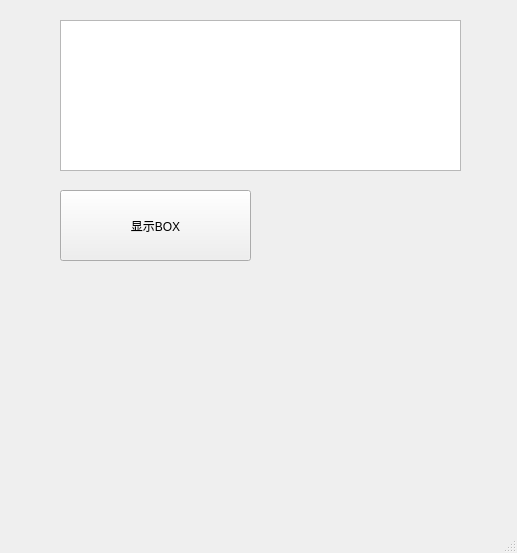
Above: 编程_专项笔记/python/pythonocc-ui-code/window_demo.ui from sky92archangel/linux-notebook before the change. Below: the same form after it.
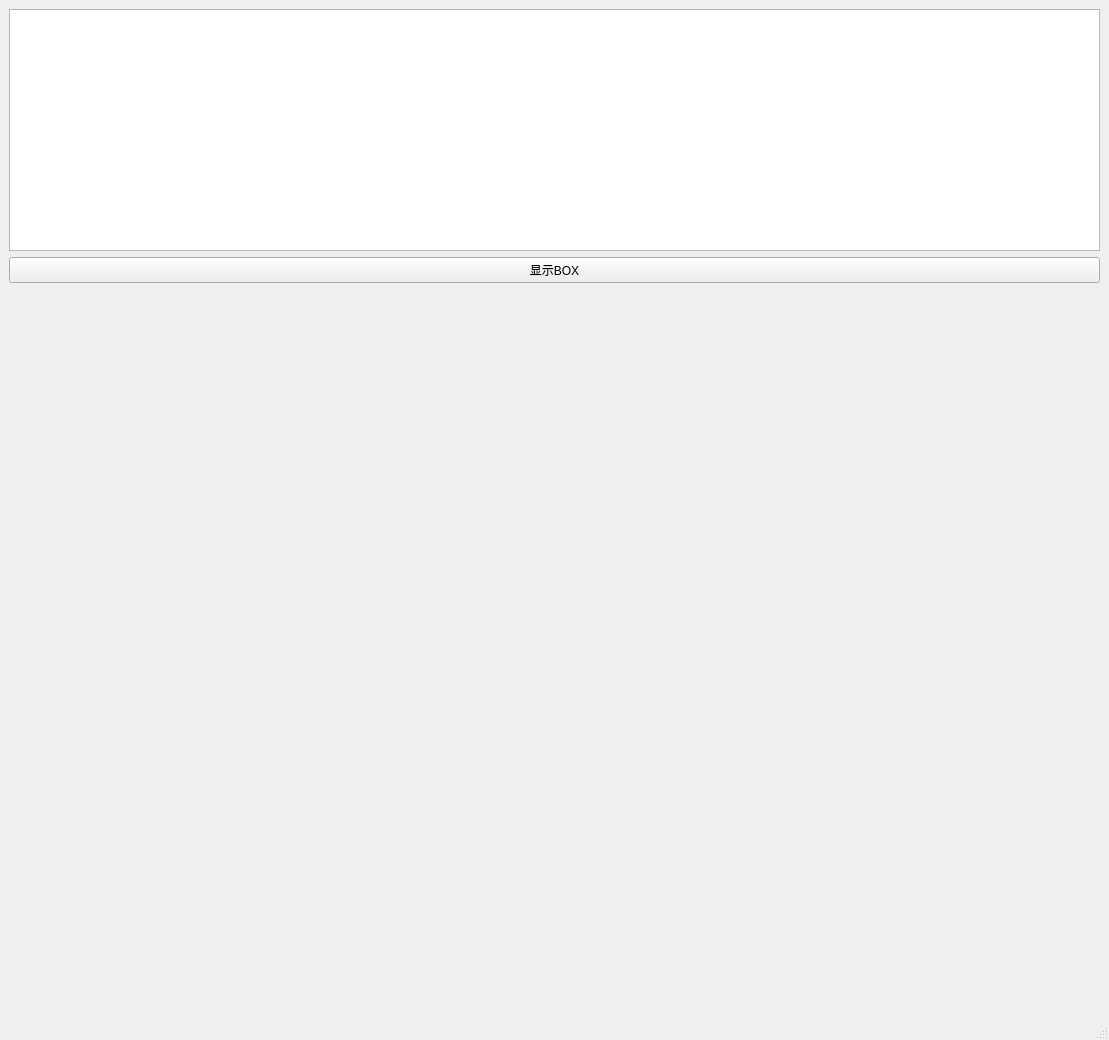
That is the form after the change.

Diff of the .ui file:
```diff
--- a/编程_专项笔记/python/pythonocc-ui-code/window_demo.ui
+++ b/编程_专项笔记/python/pythonocc-ui-code/window_demo.ui
@@ -6,48 +6,33 @@
    <rect>
     <x>0</x>
     <y>0</y>
-    <width>517</width>
-    <height>553</height>
+    <width>1109</width>
+    <height>1040</height>
    </rect>
   </property>
   <property name="windowTitle">
    <string>标题栏</string>
   </property>
   <widget class="QWidget" name="centralwidget">
-   <widget class="QPlainTextEdit" name="textEdit">
-    <property name="geometry">
-     <rect>
-      <x>60</x>
-      <y>20</y>
-      <width>401</width>
-      <height>151</height>
-     </rect>
-    </property>
-   </widget>
+   <layout class="QVBoxLayout" name="verticalLayout_2">
+    <item>
+     <layout class="QVBoxLayout" name="verticalLayout" stretch="1,1,3">
+      <item>
+       <widget class="QPlainTextEdit" name="textEdit"/>
+      </item>
+      <item>
    <widget class="QPushButton" name="button">
-    <property name="geometry">
-     <rect>
-      <x>60</x>
-      <y>190</y>
-      <width>191</width>
-      <height>71</height>
-     </rect>
-    </property>
     <property name="text">
      <string>显示BOX</string>
     </property>
    </widget>
-   <widget class="QWidget" name="horizontalLayoutWidget">
-    <property name="geometry">
-     <rect>
-      <x>60</x>
-      <y>280</y>
-      <width>401</width>
-      <height>201</height>
-     </rect>
-    </property>
+      </item>
+      <item>
     <layout class="QHBoxLayout" name="hLayout"/>
-   </widget>
+      </item>
+     </layout>
+    </item>
+   </layout>
   </widget>
   <widget class="QMenuBar" name="menubar">
    <property name="geometry">
```
Left out of the diff: 2 changed lines with no effect on the pictures. Lines whose indentation alone changed are shown as unchanged.
